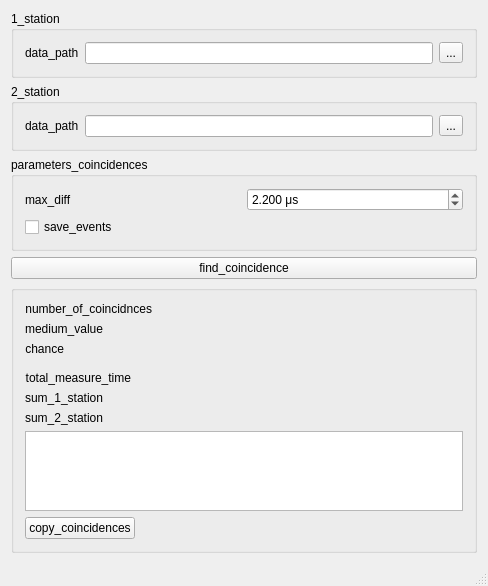
First picture: the form in miniaplications/coincidence.ui, repository Hinogary/czelta-python, before the edit.
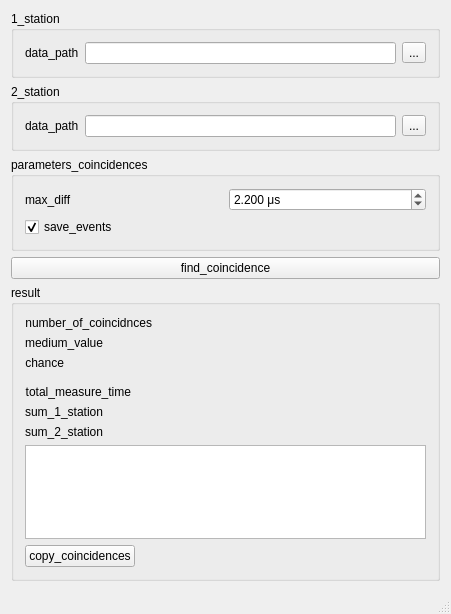
Second picture: the form after the edit.

Commit message: coincidence app update

```diff
--- a/miniaplications/coincidence.ui
+++ b/miniaplications/coincidence.ui
@@ -6,8 +6,8 @@
    <rect>
     <x>0</x>
     <y>0</y>
-    <width>488</width>
-    <height>586</height>
+    <width>451</width>
+    <height>614</height>
    </rect>
   </property>
   <property name="windowTitle">
@@ -99,11 +99,14 @@
          </property>
         </widget>
        </item>
-       <item row="1" column="0">
+       <item row="1" column="0" colspan="2">
         <widget class="QCheckBox" name="save_events">
          <property name="text">
           <string>save_events</string>
          </property>
+         <property name="checked">
+          <bool>true</bool>
+         </property>
         </widget>
        </item>
       </layout>
@@ -127,6 +130,9 @@
         <verstretch>0</verstretch>
        </sizepolicy>
       </property>
+      <property name="title">
+       <string>result</string>
+      </property>
       <layout class="QFormLayout" name="formLayout">
        <property name="fieldGrowthPolicy">
         <enum>QFormLayout::AllNonFixedFieldsGrow</enum>
```
The commit also changes 2 other files.
